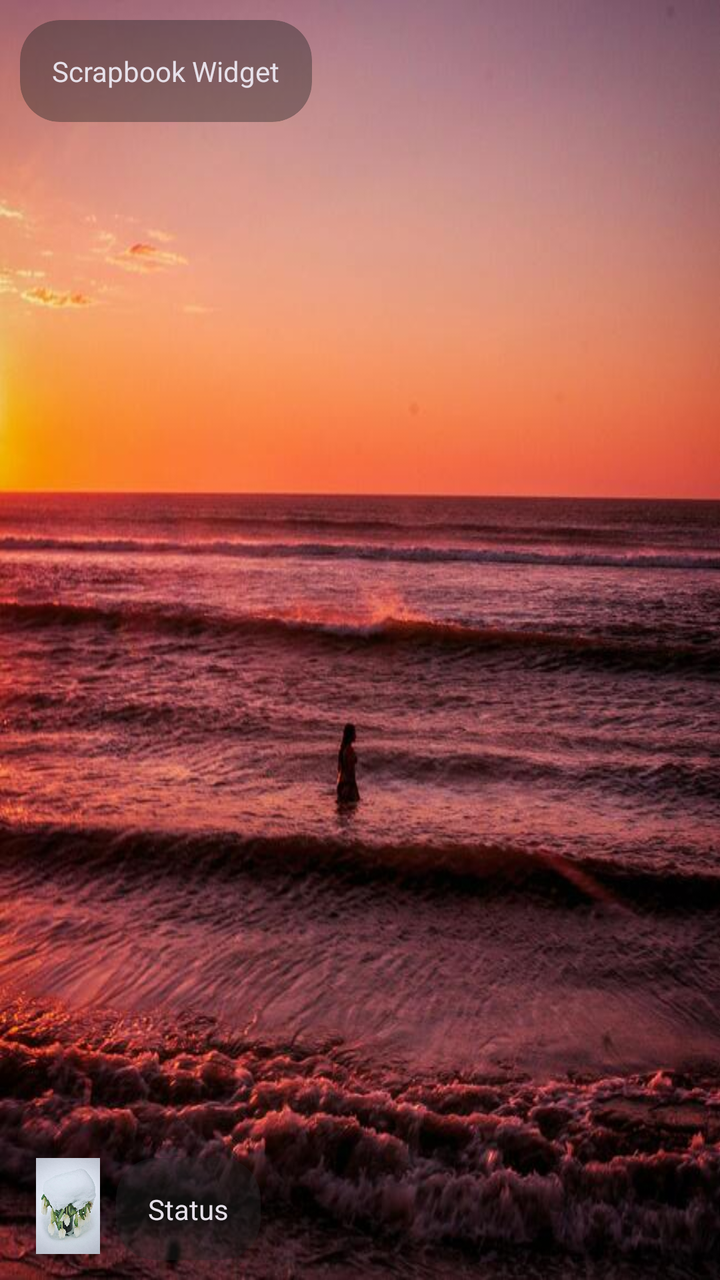
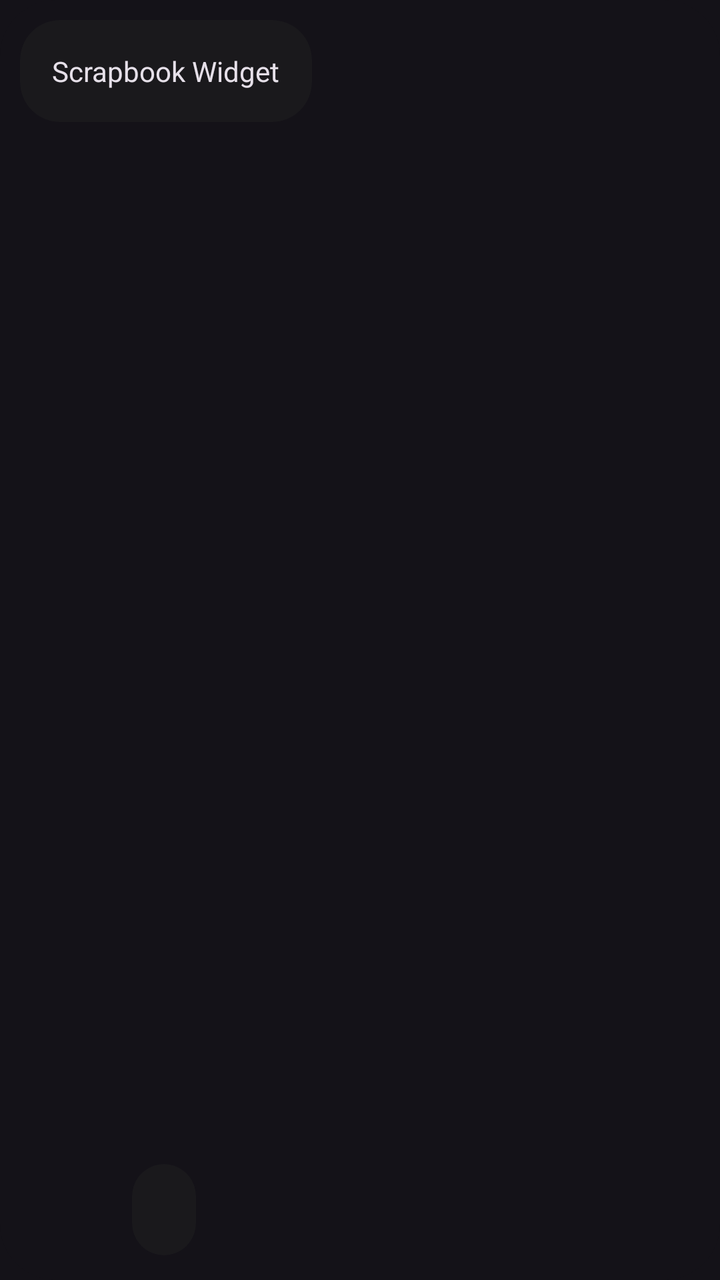

The first picture is an Android layout as it rendered before a commit; the second is the same layout after the commit. The layout source and the unified diff follow.
<!-- AndroidManifest.xml: application theme Theme.ScrapbookWidget -->
<!-- res/layout/app_widget.xml -->
<LinearLayout xmlns:android="http://schemas.android.com/apk/res/android"
    xmlns:app="http://schemas.android.com/apk/res-auto"
    style="@style/Widget.ScrapbookWidget.AppWidget.Container"
    android:id="@+id/widget_container"
    android:layout_width="match_parent"
    android:layout_height="match_parent"
    android:orientation="vertical"
    android:padding="10dp"
    android:background="@drawable/test__4_"
    android:theme="@style/Theme.ScrapbookWidget.AppWidgetContainer">

    <TextView
        android:id="@+id/appwidget_text"
        style="@style/Widget.ScrapbookWidget.AppWidget.InnerView"
        android:layout_width="wrap_content"
        android:layout_height="wrap_content"
        android:contentDescription="@string/appwidget_text"
        android:text="@string/appwidget_text" />
    <FrameLayout
        android:layout_width="match_parent"
        android:layout_height="0dp"
        android:layout_weight="1"/>

    <LinearLayout
        android:layout_width="match_parent"
        android:layout_height="wrap_content"
        android:orientation="horizontal">

        <ImageView
            android:layout_width="48dp"
            android:layout_height="48dp"
            android:src="@drawable/test__1_"/>
        <TextView
            android:id="@+id/status"
            style="@style/Widget.ScrapbookWidget.AppWidget.InnerView"
            android:layout_width="wrap_content"
            android:layout_height="wrap_content"
            android:text="Status"/>
    </LinearLayout>
</LinearLayout>
<!-- resources referenced by this layout -->
<resources>
  <!-- drawable test__1_: jpg bitmap (drawable, 64837 bytes) -->
  <!-- drawable test__4_: jpg bitmap (drawable, 69729 bytes) -->
  <string name="appwidget_text">Scrapbook Widget</string>
  <style name="Theme.ScrapbookWidget.AppWidgetContainer" parent="Theme.ScrapbookWidget.AppWidgetContainerParent">
          
          <item name="appWidgetPadding">16dp</item>
      </style>
  <style name="Widget.ScrapbookWidget.AppWidget.Container" parent="android:Widget">
          <item name="android:id">@android:id/background</item>
          <item name="android:background">?android:attr/colorBackground</item>
      </style>
  <style name="Widget.ScrapbookWidget.AppWidget.InnerView" parent="android:Widget">
          <item name="android:background">?android:attr/colorBackground</item>
          <item name="android:textColor">?android:attr/textColorPrimary</item>
      </style>
  <style name="Theme.ScrapbookWidget" parent="Base.Theme.ScrapbookWidget" />
  <style name="Theme.ScrapbookWidget.AppWidgetContainerParent" parent="@android:style/Theme.DeviceDefault">
          
          <item name="appWidgetRadius">16dp</item>
          
          <item name="appWidgetInnerRadius">8dp</item>
      </style>
  <style name="Base.Theme.ScrapbookWidget" parent="Theme.Material3.Dark.NoActionBar">
          
          
      </style>
</resources>

<!-- the commit's change to res/layout/app_widget.xml (unified diff, before → after) -->
@@ -1,40 +1,50 @@
-<LinearLayout xmlns:android="http://schemas.android.com/apk/res/android"
+<FrameLayout xmlns:android="http://schemas.android.com/apk/res/android"
     xmlns:app="http://schemas.android.com/apk/res-auto"
     style="@style/Widget.ScrapbookWidget.AppWidget.Container"
     android:id="@+id/widget_container"
     android:layout_width="match_parent"
     android:layout_height="match_parent"
-    android:orientation="vertical"
-    android:padding="10dp"
-    android:background="@drawable/test__4_"
+    android:padding="0dp"
     android:theme="@style/Theme.ScrapbookWidget.AppWidgetContainer">
 
-    <TextView
-        android:id="@+id/appwidget_text"
-        style="@style/Widget.ScrapbookWidget.AppWidget.InnerView"
-        android:layout_width="wrap_content"
-        android:layout_height="wrap_content"
-        android:contentDescription="@string/appwidget_text"
-        android:text="@string/appwidget_text" />
-    <FrameLayout
+    <ImageView
+        android:id="@+id/widget_background_image"
         android:layout_width="match_parent"
-        android:layout_height="0dp"
-        android:layout_weight="1"/>
-
+        android:layout_height="match_parent"
+        android:scaleType="centerCrop"/>
     <LinearLayout
         android:layout_width="match_parent"
-        android:layout_height="wrap_content"
-        android:orientation="horizontal">
-
-        <ImageView
-            android:layout_width="48dp"
-            android:layout_height="48dp"
-            android:src="@drawable/test__1_"/>
+        android:layout_height="match_parent"
+        android:orientation="vertical"
+        android:padding="10dp">
         <TextView
-            android:id="@+id/status"
+            android:id="@+id/appwidget_text"
             style="@style/Widget.ScrapbookWidget.AppWidget.InnerView"
             android:layout_width="wrap_content"
             android:layout_height="wrap_content"
-            android:text="Status"/>
+            android:contentDescription="@string/appwidget_text"
+            android:text="@string/appwidget_text" />
+        <FrameLayout
+            android:layout_width="match_parent"
+            android:layout_height="0dp"
+            android:layout_weight="1"/>
+
+        <LinearLayout
+            android:layout_width="match_parent"
+            android:layout_height="wrap_content"
+            android:orientation="horizontal">
+
+            <ImageView
+                android:id="@+id/widget_sender_avatar_image"
+                android:layout_width="48dp"
+                android:layout_height="48dp"
+                android:layout_marginRight="8dp"/>
+            <TextView
+                android:id="@+id/widget_sender_status"
+                style="@style/Widget.ScrapbookWidget.AppWidget.InnerView"
+                android:layout_width="wrap_content"
+                android:layout_height="wrap_content"
+                android:textSize="10sp"/>
+        </LinearLayout>
     </LinearLayout>
-</LinearLayout>
+</FrameLayout>
<!-- resource entries referenced after the edit -->
@@ -1,7 +1,5 @@
 <!-- resources referenced by this layout -->
 <resources>
-  <!-- drawable test__1_: jpg bitmap (drawable, 64837 bytes) -->
-  <!-- drawable test__4_: jpg bitmap (drawable, 69729 bytes) -->
   <string name="appwidget_text">Scrapbook Widget</string>
   <style name="Theme.ScrapbookWidget.AppWidgetContainer" parent="Theme.ScrapbookWidget.AppWidgetContainerParent">
           
